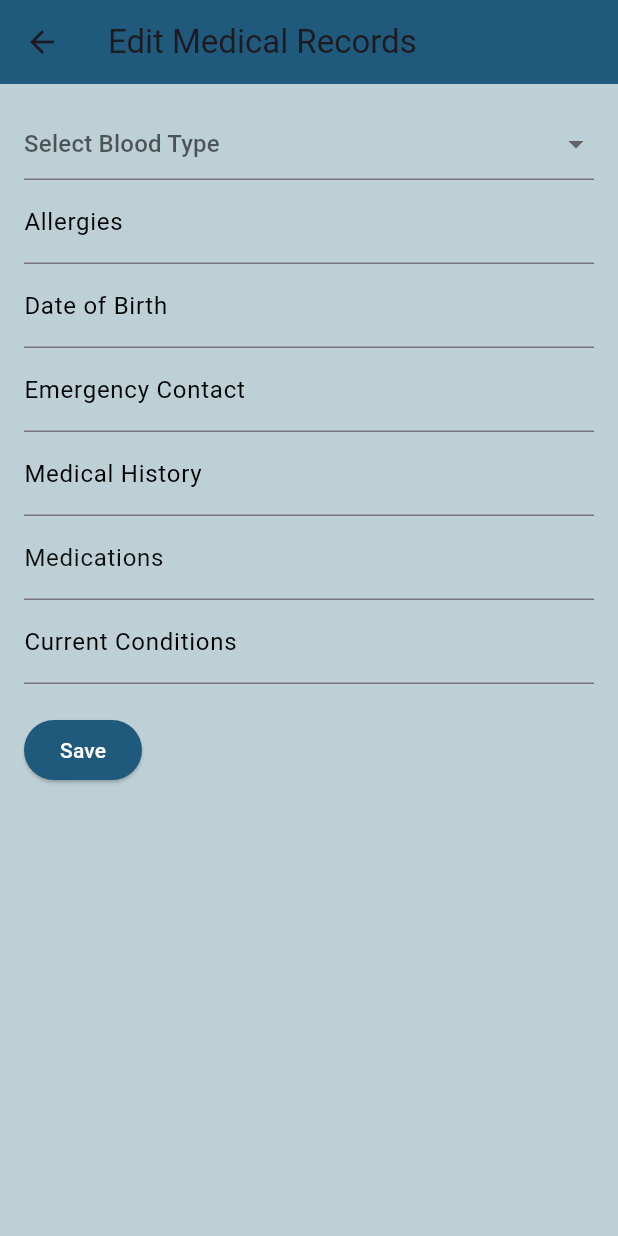
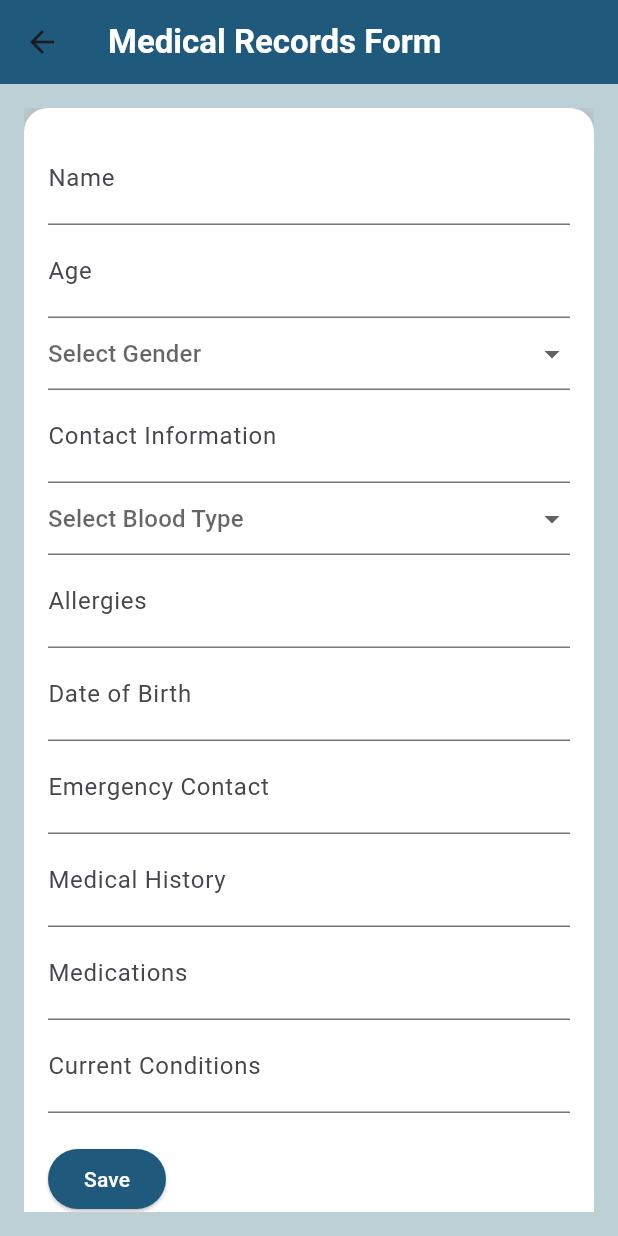
Before and after one commit to ashitakolla/sosappnew, a Flutter app: the MedicalRecordsPage screen opened by its route, after a tap on "Edit Medical Records", on a phone screen of 412 x 824 dp. Run offline on Flutter 3.47's test engine with Material 3 defaults, Android fonts, the phone set to English and light mode, and no system bars; our stand-ins replace flutter_local_notifications, image_picker, permission_handler, shared_preferences, sqflite, video_player; accounts and stored records are empty.

Commit message:
new file:   .vscode/settings.json 	modified:   android/app/build.gradle 	modified:   android/app/src/main/AndroidManifest.xml 	modified:   lib/main.dart 	modified:   lib/screens/medical_records_form_page.dart 	modified:   lib/screens/medical_records_page.dart 	new file:   lib/screens/user_profile_page.dart 	modified:   lib/screens/welcome_page.dart 	modified:   linux/flutter/generated_plugin_registrant.cc 	modified:   linux/flutter/generated_plugins.cmake 	modified:   macos/Flutter/GeneratedPluginRegistrant.swift 	modified:   pubspec.lock 	modified:   pubspec.yaml 	modified:   windows/flutter/generated_plugin_registrant.cc 	modified:   windows/flutter/generated_plugins.cmake

```diff
--- a/lib/main.dart
+++ b/lib/main.dart
@@ -14,6 +14,7 @@ import 'screens/family_help.dart';
 import 'screens/medical_records_page.dart'; // Import the Medical Records screen
 import 'screens/ash_chatbot.dart' as ashChatbot;  // Alias to resolve ambiguity
 import 'screens/dialogs.dart';  // Import DialogPage
+import 'screens/user_profile_page.dart';  // Import the UserProfilePage
 
 // Initialize Flutter Local Notifications
 final FlutterLocalNotificationsPlugin flutterLocalNotificationsPlugin =
@@ -98,6 +99,7 @@ class MyApp extends StatelessWidget {
         '/medical_records': (context) => MedicalRecordsPage(), // Added Medical Records route
         '/chatbot': (context) => ashChatbot.AshChatbot(),  // Use alias
         '/dialog': (context) => DialogPage(),  // Added dialog route
+        '/user_profile': (context) => UserProfilePage(),  // Add route for UserProfilePage
       },
     );
   }
--- a/lib/screens/medical_records_form_page.dart
+++ b/lib/screens/medical_records_form_page.dart
@@ -9,6 +9,10 @@ class MedicalRecordsForm extends StatefulWidget {
   final String? initialMedicalHistory;
   final String? initialMedications;
   final String? initialCurrentConditions;
+  final String? initialName;
+  final String? initialAge;
+  final String? initialGender;
+  final String? initialContactInfo;
 
   MedicalRecordsForm({
     this.initialBloodType,
@@ -18,6 +22,10 @@ class MedicalRecordsForm extends StatefulWidget {
     this.initialMedicalHistory,
     this.initialMedications,
     this.initialCurrentConditions,
+    this.initialName,
+    this.initialAge,
+    this.initialGender,
+    this.initialContactInfo,
   });
 
   @override
@@ -33,6 +41,10 @@ class _MedicalRecordsFormState extends State<MedicalRecordsForm> {
   final TextEditingController _medicalHistoryController = TextEditingController();
   final TextEditingController _medicationsController = TextEditingController();
   final TextEditingController _currentConditionsController = TextEditingController();
+  final TextEditingController _nameController = TextEditingController();
+  final TextEditingController _ageController = TextEditingController();
+  final TextEditingController _contactInfoController = TextEditingController();
+  String? _selectedGender;
 
   @override
   void initState() {
@@ -44,9 +56,12 @@ class _MedicalRecordsFormState extends State<MedicalRecordsForm> {
     _medicalHistoryController.text = widget.initialMedicalHistory ?? '';
     _medicationsController.text = widget.initialMedications ?? '';
     _currentConditionsController.text = widget.initialCurrentConditions ?? '';
+    _nameController.text = widget.initialName ?? '';
+    _ageController.text = widget.initialAge ?? '';
+    _contactInfoController.text = widget.initialContactInfo ?? '';
+    _selectedGender = widget.initialGender;
   }
 
-  // Date Picker Function for DOB
   Future<void> _selectDate(BuildContext context) async {
     DateTime currentDate = DateTime.now();
     DateTime? pickedDate = await showDatePicker(
@@ -66,18 +81,84 @@ class _MedicalRecordsFormState extends State<MedicalRecordsForm> {
   Widget build(BuildContext context) {
     return Scaffold(
       appBar: AppBar(
-        title: Text('Edit Medical Records'),
-
-        backgroundColor: Color(0xff1f597c), // AppBar color matching MedicalRecordsPage
+        title: Text(
+          'Medical Records Form',
+          style: TextStyle(
+            color: Colors.white,
+            fontWeight: FontWeight.bold,
+          ),
+        ),
+        backgroundColor: Color(0xff1f597c),
       ),
       body: Container(
-        color: Color(0xffbdd0d6), // Background color matching MedicalRecordsPage
+        color: Color(0xffbdd0d6),
+        padding: const EdgeInsets.all(16.0),
+        child: Center(
+          child: SingleChildScrollView(
+            child: Container(
+              decoration: BoxDecoration(
+                color: Colors.white,
+                borderRadius: BorderRadius.circular(16),
+                boxShadow: [
+                  BoxShadow(
+                    color: Colors.black.withOpacity(0.1),
+                    spreadRadius: 2,
+                    blurRadius: 10,
+                  ),
+                ],
+              ),
               padding: const EdgeInsets.all(16.0),
               child: Form(
                 key: _formKey,
                 child: Column(
                   crossAxisAlignment: CrossAxisAlignment.start,
                   children: <Widget>[
+                    // Name Input
+                    TextFormField(
+                      controller: _nameController,
+                      decoration: InputDecoration(
+                        labelText: 'Name',
+                      ),
+                      style: TextStyle(fontSize: 20),
+                    ),
+
+                    // Age Input
+                    TextFormField(
+                      controller: _ageController,
+                      decoration: InputDecoration(
+                        labelText: 'Age',
+                      ),
+                      keyboardType: TextInputType.number,
+                      style: TextStyle(fontSize: 20),
+                    ),
+
+                    // Gender Dropdown
+                    DropdownButtonFormField<String>(
+                      value: _selectedGender,
+                      hint: Text('Select Gender'),
+                      onChanged: (String? newValue) {
+                        setState(() {
+                          _selectedGender = newValue;
+                        });
+                      },
+                      items: ['Male', 'Female', 'Other']
+                          .map<DropdownMenuItem<String>>((String value) {
+                        return DropdownMenuItem<String>(
+                          value: value,
+                          child: Text(value, style: TextStyle(fontSize: 20)),
+                        );
+                      }).toList(),
+                    ),
+
+                    // Contact Info Input
+                    TextFormField(
+                      controller: _contactInfoController,
+                      decoration: InputDecoration(
+                        labelText: 'Contact Information',
+                      ),
+                      style: TextStyle(fontSize: 20),
+                    ),
+
                     // Blood Type Picker
                     DropdownButtonFormField<String>(
                       value: _bloodTypeController.text.isNotEmpty
@@ -89,12 +170,11 @@ class _MedicalRecordsFormState extends State<MedicalRecordsForm> {
                           _bloodTypeController.text = newValue!;
                         });
                       },
-                items: [
-                  'O+', 'O-', 'A+', 'A-', 'B+', 'B-', 'AB+', 'AB-'
-                ].map<DropdownMenuItem<String>>((String value) {
+                      items: ['O+', 'O-', 'A+', 'A-', 'B+', 'B-', 'AB+', 'AB-']
+                          .map<DropdownMenuItem<String>>((String value) {
                         return DropdownMenuItem<String>(
                           value: value,
-                    child: Text(value),
+                          child: Text(value, style: TextStyle(fontSize: 20)),
                         );
                       }).toList(),
                     ),
@@ -104,8 +184,8 @@ class _MedicalRecordsFormState extends State<MedicalRecordsForm> {
                       controller: _allergiesController,
                       decoration: InputDecoration(
                         labelText: 'Allergies',
-                  labelStyle: TextStyle(color: Color.fromARGB(255, 0, 0, 0)), // Matching text color
                       ),
+                      style: TextStyle(fontSize: 20),
                     ),
 
                     // Date of Birth Picker
@@ -117,14 +197,8 @@ class _MedicalRecordsFormState extends State<MedicalRecordsForm> {
                           decoration: InputDecoration(
                             labelText: 'Date of Birth',
                             hintText: 'MM/DD/YYYY',
-                      labelStyle: TextStyle(color: Color.fromARGB(255, 0, 0, 0)), // Matching text color
                           ),
-                    validator: (value) {
-                      if (value == null || value.isEmpty) {
-                        return 'Please select your date of birth';
-                      }
-                      return null;
-                    },
+                          style: TextStyle(fontSize: 20),
                         ),
                       ),
                     ),
@@ -134,14 +208,8 @@ class _MedicalRecordsFormState extends State<MedicalRecordsForm> {
                       controller: _emergencyContactController,
                       decoration: InputDecoration(
                         labelText: 'Emergency Contact',
-                  labelStyle: TextStyle(color: Color.fromARGB(255, 0, 0, 0)), // Matching text color
                       ),
-                validator: (value) {
-                  if (value == null || value.isEmpty) {
-                    return 'Please provide an emergency contact';
-                  }
-                  return null;
-                },
+                      style: TextStyle(fontSize: 20),
                     ),
 
                     // Medical History Input
@@ -149,8 +217,8 @@ class _MedicalRecordsFormState extends State<MedicalRecordsForm> {
                       controller: _medicalHistoryController,
                       decoration: InputDecoration(
                         labelText: 'Medical History',
-                  labelStyle: TextStyle(color: Color.fromARGB(255, 0, 0, 0)), // Matching text color
                       ),
+                      style: TextStyle(fontSize: 20),
                     ),
 
                     // Medications Input
@@ -158,8 +226,8 @@ class _MedicalRecordsFormState extends State<MedicalRecordsForm> {
                       controller: _medicationsController,
                       decoration: InputDecoration(
                         labelText: 'Medications',
-                  labelStyle: TextStyle(color: Color.fromARGB(237, 0, 0, 0)), // Matching text color
                       ),
+                      style: TextStyle(fontSize: 20),
                     ),
 
                     // Current Conditions Input
@@ -167,15 +235,18 @@ class _MedicalRecordsFormState extends State<MedicalRecordsForm> {
                       controller: _currentConditionsController,
                       decoration: InputDecoration(
                         labelText: 'Current Conditions',
-                  labelStyle: TextStyle(color: Color.fromRGBO(0, 0, 0, 1)), // Matching text color
                       ),
+                      style: TextStyle(fontSize: 20),
                     ),
 
                     SizedBox(height: 20),
                     ElevatedButton(
                       onPressed: () {
                         if (_formKey.currentState?.validate() ?? false) {
-                    // Handle form submission
+                          final updatedName = _nameController.text;
+                          final updatedAge = _ageController.text;
+                          final updatedGender = _selectedGender;
+                          final updatedContactInfo = _contactInfoController.text;
                           final updatedBloodType = _bloodTypeController.text;
                           final updatedAllergies = _allergiesController.text;
                           final updatedDOB = _dobController.text;
@@ -184,12 +255,15 @@ class _MedicalRecordsFormState extends State<MedicalRecordsForm> {
                           final updatedMedications = _medicationsController.text;
                           final updatedCurrentConditions = _currentConditionsController.text;
 
-                    // Show a snackbar confirming the update
                           ScaffoldMessenger.of(context).showSnackBar(
-                        SnackBar(content: Text('Medical records updated')));
+                            SnackBar(content: Text('Medical records updated')),
+                          );
 
-                    // Pass the updated values back to the previous screen
                           Navigator.pop(context, {
+                            'name': updatedName,
+                            'age': updatedAge,
+                            'gender': updatedGender,
+                            'contactInfo': updatedContactInfo,
                             'bloodType': updatedBloodType,
                             'allergies': updatedAllergies,
                             'dob': updatedDOB,
@@ -201,11 +275,14 @@ class _MedicalRecordsFormState extends State<MedicalRecordsForm> {
                         }
                       },
                       style: ElevatedButton.styleFrom(
-                  backgroundColor: Color(0xff1f597c), // Button color matching MedicalRecordsPage
+                        backgroundColor: Color(0xff1f597c),
                       ),
-                child: Text('Save', style: TextStyle(color: Colors.white)), // White text color
+                      child: Text('Save', style: TextStyle(color: Colors.white)),
                     ),
                   ],
+                ),
+              ),
+            ),
           ),
         ),
       ),
--- a/lib/screens/medical_records_page.dart
+++ b/lib/screens/medical_records_page.dart
@@ -7,6 +7,11 @@ class MedicalRecordsPage extends StatefulWidget {
 }
 
 class _MedicalRecordsPageState extends State<MedicalRecordsPage> {
+  String name = '';
+  String age = '';
+  String gender = '';
+  String contactInfo = '';
+  String profilePicture = 'assets/profile.jpg'; // Assuming you have an image in assets
   String bloodType = '';
   String allergies = '';
   String dob = '';
@@ -15,8 +20,8 @@ class _MedicalRecordsPageState extends State<MedicalRecordsPage> {
   String medications = '';
   String currentConditions = '';
 
+  // Method to navigate to the edit form and get updated data
   void _editMedicalRecords() async {
-    // Navigate to the form page and get the updated values
     final updatedRecords = await Navigator.push(
       context,
       MaterialPageRoute(
@@ -32,16 +37,16 @@ class _MedicalRecordsPageState extends State<MedicalRecordsPage> {
       ),
     );
 
+    // If updated records are not null, update the state with the new data
     if (updatedRecords != null) {
-      // Update the local state with the updated values
       setState(() {
-        bloodType = updatedRecords['bloodType']!;
-        allergies = updatedRecords['allergies']!;
-        dob = updatedRecords['dob']!;
-        emergencyContact = updatedRecords['emergencyContact']!;
-        medicalHistory = updatedRecords['medicalHistory']!;
-        medications = updatedRecords['medications']!;
-        currentConditions = updatedRecords['currentConditions']!;
+        bloodType = updatedRecords['bloodType'] ?? '';
+        allergies = updatedRecords['allergies'] ?? '';
+        dob = updatedRecords['dob'] ?? '';
+        emergencyContact = updatedRecords['emergencyContact'] ?? '';
+        medicalHistory = updatedRecords['medicalHistory'] ?? '';
+        medications = updatedRecords['medications'] ?? '';
+        currentConditions = updatedRecords['currentConditions'] ?? '';
       });
     }
   }
@@ -50,26 +55,46 @@ class _MedicalRecordsPageState extends State<MedicalRecordsPage> {
   Widget build(BuildContext context) {
     return Scaffold(
       appBar: AppBar(
-        backgroundColor: Color(0xff1f597c), // AppBar color (your color)
+        backgroundColor: Color(0xff1f597c),
         title: Text(
           'Medical Records',
-          style: TextStyle(
-            color: Colors.white, // Text color in the AppBar
-          ),
+          style: TextStyle(color: Colors.white),
         ),
       ),
-      backgroundColor: Color(0xffbdd0d6), // Background color for the entire page
+      backgroundColor: Color(0xffbdd0d6),
       body: Padding(
         padding: const EdgeInsets.all(16.0),
         child: Column(
           crossAxisAlignment: CrossAxisAlignment.start,
           children: <Widget>[
+            // Patient Details Section
+            Row(
+              children: [
+                CircleAvatar(
+                  radius: 50,
+                  backgroundImage: AssetImage(profilePicture),
+                ),
+                SizedBox(width: 16),
+                Column(
+                  crossAxisAlignment: CrossAxisAlignment.start,
+                  children: [
+                    Text('Name: $name', style: TextStyle(fontSize: 18)),
+                    Text('Age: $age', style: TextStyle(fontSize: 18)),
+                    Text('Gender: $gender', style: TextStyle(fontSize: 18)),
+                    Text('Contact Info: $contactInfo', style: TextStyle(fontSize: 18)),
+                  ],
+                ),
+              ],
+            ),
+            SizedBox(height: 20),
+
+            // Medical Records Section
             Text(
               'Medical Records:',
               style: TextStyle(
                 fontSize: 20,
                 fontWeight: FontWeight.bold,
-                color: Color(0xff1f597c), // Header text color matching AppBar
+                color: Color(0xff1f597c),
               ),
             ),
             SizedBox(height: 20),
@@ -84,8 +109,8 @@ class _MedicalRecordsPageState extends State<MedicalRecordsPage> {
             ElevatedButton(
               onPressed: _editMedicalRecords,
               style: ElevatedButton.styleFrom(
-                backgroundColor: Colors.white, // Button background color (white)
-                foregroundColor: Color(0xff1f597c), // Text color for the button
+                backgroundColor: Colors.white,
+                foregroundColor: Color(0xff1f597c),
               ),
               child: Text('Edit Medical Records'),
             ),
--- a/lib/screens/welcome_page.dart
+++ b/lib/screens/welcome_page.dart
@@ -1,4 +1,3 @@
-// lib/screens/welcome_page.dart
 import 'package:flutter/material.dart';
 
 class WelcomePage extends StatelessWidget {
@@ -51,7 +50,7 @@ class WelcomePage extends StatelessWidget {
               // Centered button
               ElevatedButton(
                 onPressed: () {
-                  Navigator.pushNamed(context, '/feature_buttons');
+                  Navigator.pushNamed(context, '/user_profile');
                 },
                 child: Text("Let's Get Started"),
                 style: ElevatedButton.styleFrom(
```
Also changed, not shown: lib/screens/user_profile_page.dart (added, +220 -0 lines), pubspec.yaml (+3 -8 lines), pubspec.lock, 7 other files. Lines whose indentation alone changed are shown as unchanged.
